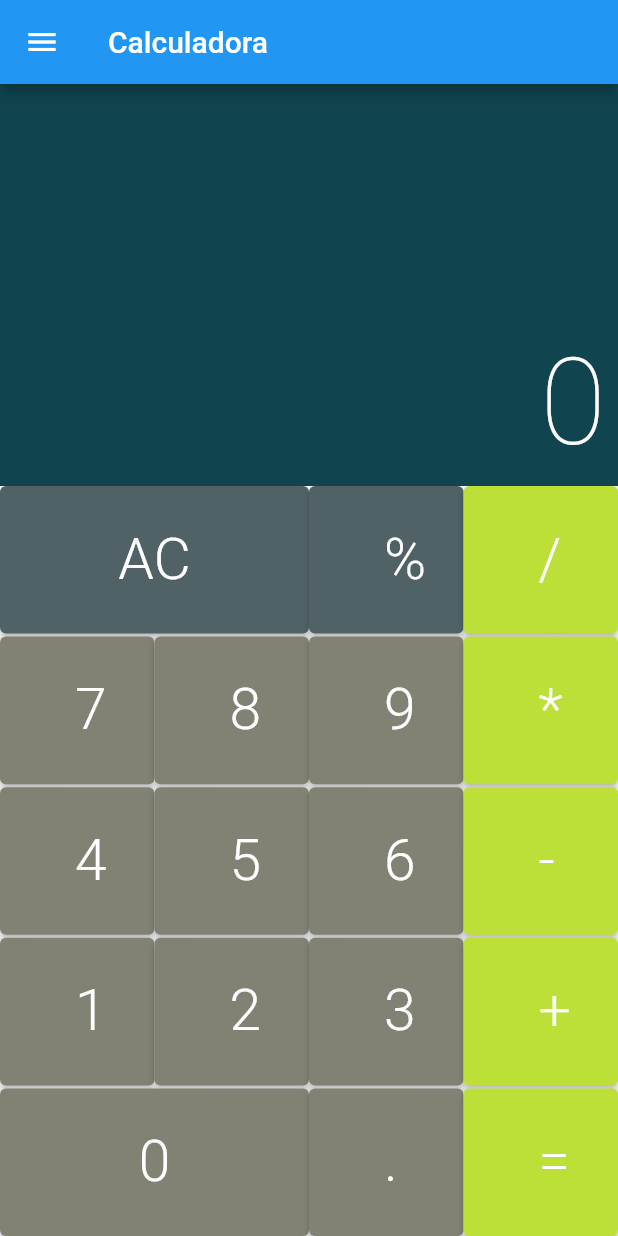
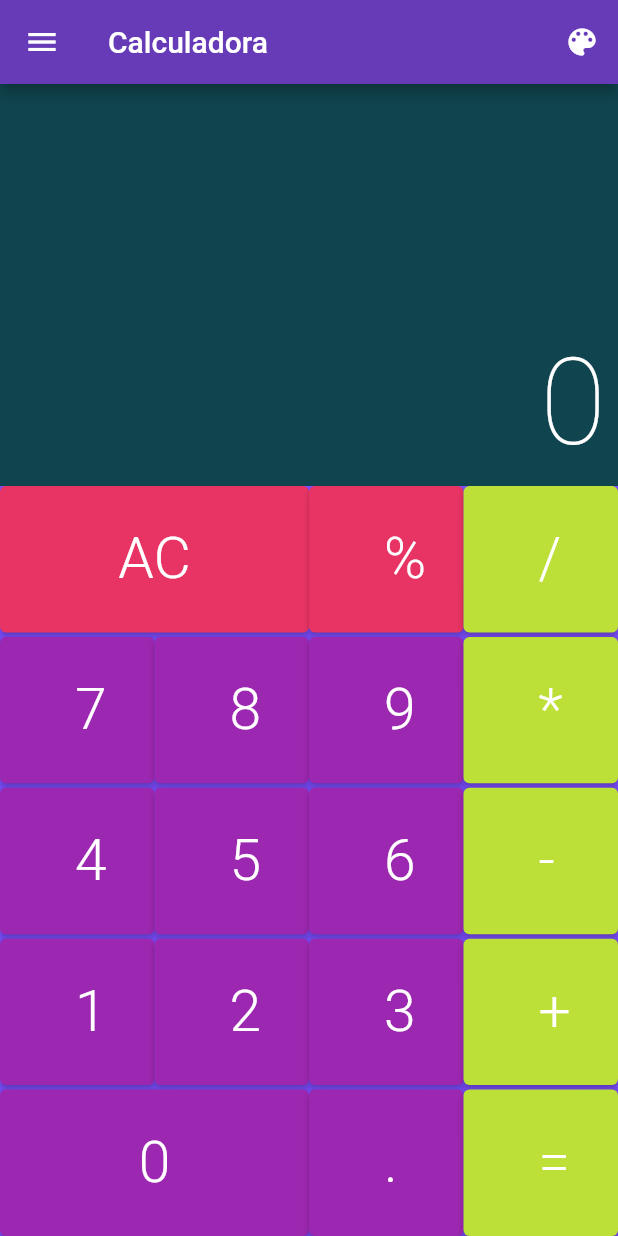
Before and after one commit to devademiroliveira/calculator, a Flutter app: the screen it shows after launch, on a phone screen of 412 x 824 dp. Run offline on Flutter 3.47's test engine with Material 2 defaults, Android fonts, the phone set to English and light mode, and no system bars; drawn by our look-alikes of auto_size_text, hidden_drawer_menu.

Commit message:
Att de cores

```diff
--- a/lib/components/button.dart
+++ b/lib/components/button.dart
@@ -1,8 +1,8 @@
 import 'package:flutter/material.dart';
 
 class Button extends StatelessWidget {
-  static const dark = Color.fromRGBO(80, 98, 102, 1);
-  static const padrao = Color.fromRGBO(129, 130, 116, 1);
+  static const dark = Color.fromRGBO(231, 52, 100, 1.0);
+  static const padrao = Colors.purple;
   static const operacao = Color.fromRGBO(189, 224, 56, 1);
 
   const Button({
--- a/lib/components/button_row.dart
+++ b/lib/components/button_row.dart
@@ -1,4 +1,5 @@
 import 'package:flutter/material.dart';
+
 import 'button.dart';
 
 class ButtonRow extends StatelessWidget {
--- a/lib/components/keyboard.dart
+++ b/lib/components/keyboard.dart
@@ -1,7 +1,8 @@
 import 'package:calculator/components/button.dart';
 import 'package:flutter/material.dart';
+
+import 'button.dart';
 import 'button_row.dart';
-import 'button.dart';
 
 class Keyboard extends StatelessWidget {
   const Keyboard({Key? key, required this.cb}) : super(key: key);
@@ -12,6 +13,8 @@ class Keyboard extends StatelessWidget {
   Widget build(BuildContext context) {
     return SizedBox(
       height: 500,
+      child: SizedBox(
+        height: 3,
         child: Column(
           children: <Widget>[
             ButtonRow(
@@ -32,7 +35,9 @@ class Keyboard extends StatelessWidget {
                 ),
               ],
             ),
-          const SizedBox(height: 2),
+            const SizedBox(
+              height: 3,
+            ),
             ButtonRow(
               buttons: [
                 Button(
@@ -53,7 +58,9 @@ class Keyboard extends StatelessWidget {
                 ),
               ],
             ),
-          const SizedBox(height: 2),
+            const SizedBox(
+              height: 3,
+            ),
             ButtonRow(
               buttons: [
                 Button(
@@ -75,7 +82,7 @@ class Keyboard extends StatelessWidget {
               ],
             ),
             const SizedBox(
-            height: 2,
+              height: 3,
             ),
             ButtonRow(
               buttons: [
@@ -98,7 +105,7 @@ class Keyboard extends StatelessWidget {
               ],
             ),
             const SizedBox(
-            height: 2,
+              height: 3,
             ),
             ButtonRow(
               buttons: [
@@ -118,6 +125,7 @@ class Keyboard extends StatelessWidget {
             )
           ],
         ),
+      ),
     );
   }
 }
--- a/lib/main.dart
+++ b/lib/main.dart
@@ -1,4 +1,3 @@
-//import 'package:calculator/screens/imc.dart';
 import 'package:calculator/models/drawer.dart';
 import 'package:flutter/material.dart';
 
@@ -9,11 +8,17 @@ void main() {
 class Home extends StatelessWidget {
   const Home({Key? key}) : super(key: key);
 
+  final Color colorScaffold = Colors.deepPurpleAccent;
+
   @override
   Widget build(BuildContext context) {
-    return const MaterialApp(
+    return MaterialApp(
+      theme: ThemeData(
+        primarySwatch: Colors.deepPurple,
+        scaffoldBackgroundColor: colorScaffold,
+      ),
       debugShowCheckedModeBanner: false,
-      home: HiddenDrawer(),
+      home: const HiddenDrawer(),
     );
   }
 }
--- a/lib/models/drawer.dart
+++ b/lib/models/drawer.dart
@@ -1,3 +1,5 @@
+import 'dart:math';
+
 import 'package:calculator/screens/calculator.dart';
 import 'package:calculator/screens/imc.dart';
 import 'package:calculator/screens/moedas.dart';
@@ -12,18 +14,25 @@ class HiddenDrawer extends StatefulWidget {
 }
 
 class _HiddenDrawerState extends State<HiddenDrawer> {
+  Color color = Colors.deepPurple;
+
   List<ScreenHiddenDrawer> _pages = [];
 
   final selectTextStyle = const TextStyle(
     fontWeight: FontWeight.bold,
     fontSize: 22,
-    color: Colors.white,
+    color: Colors.deepPurple,
   );
   final defaultTextStyle = const TextStyle(
     fontWeight: FontWeight.normal,
     fontSize: 22,
     color: Colors.black54,
   );
+  void changeColor() {
+    setState(() {
+      color = Colors.primaries[Random().nextInt(Colors.primaries.length)];
+    });
+  }
 
   @override
   void initState() {
@@ -60,7 +69,17 @@ class _HiddenDrawerState extends State<HiddenDrawer> {
   @override
   Widget build(BuildContext context) {
     return HiddenDrawerMenu(
-      backgroundColorMenu: Colors.deepPurple,
+      //backgroundColorContent: color,
+      backgroundColorAppBar: color,
+      actionsAppBar: [
+        IconButton(
+          onPressed: () {
+            changeColor();
+          },
+          icon: const Icon(Icons.color_lens),
+        )
+      ],
+      backgroundColorMenu: color,
       screens: _pages,
       initPositionSelected: 0,
       slidePercent: 40,
--- a/lib/screens/imc.dart
+++ b/lib/screens/imc.dart
@@ -68,6 +68,7 @@ class _ImcState extends State<Imc> {
   @override
   Widget build(BuildContext context) {
     return Scaffold(
+      backgroundColor: Colors.white,
       body: Padding(
         padding: const EdgeInsets.all(16.0),
         child: Column(
--- a/lib/screens/moedas.dart
+++ b/lib/screens/moedas.dart
@@ -15,6 +15,7 @@ class _MoedasState extends State<Moedas> {
     return DefaultTabController(
       length: 2,
       child: Scaffold(
+        backgroundColor: Colors.white,
         body: Column(
           children: const [
             TabBar(tabs: [
```
Lines whose indentation alone changed are shown as unchanged.
